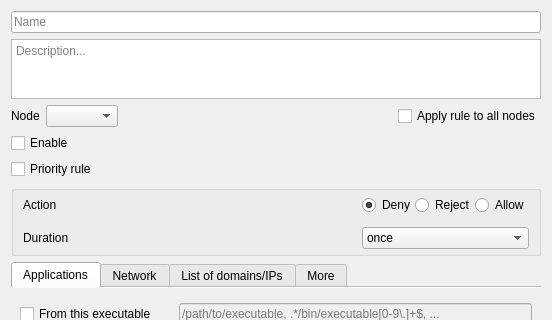
First picture: the form in ui/opensnitch/res/ruleseditor.ui, repository evilsocket/opensnitch, before the edit; both pictures show x 0 to 552 and y 0 to 320 of the 552 by 580 pixel window.
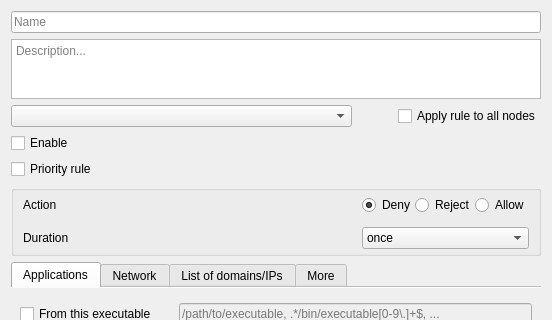
Second picture: the form after the edit. Icons and pictures are not drawn.

Commit message: ui: show nodes widget only when there're multiple nodes

The edit to the form file:
```diff
--- a/ui/opensnitch/res/ruleseditor.ui
+++ b/ui/opensnitch/res/ruleseditor.ui
@@ -1197,13 +1197,6 @@
    </item>
    <item row="2" column="0">
     <layout class="QHBoxLayout" name="horizontalLayout">
-     <item>
-      <widget class="QLabel" name="label_3">
-       <property name="text">
-        <string>Node</string>
-       </property>
-      </widget>
-     </item>
      <item>
       <widget class="QComboBox" name="nodesCombo"/>
      </item>
@@ -1212,6 +1205,9 @@
        <property name="orientation">
         <enum>Qt::Horizontal</enum>
        </property>
+       <property name="sizeType">
+        <enum>QSizePolicy::Maximum</enum>
+       </property>
        <property name="sizeHint" stdset="0">
         <size>
          <width>40</width>
@@ -1222,6 +1218,12 @@
      </item>
      <item>
       <widget class="QCheckBox" name="nodeApplyAllCheck">
+       <property name="sizePolicy">
+        <sizepolicy hsizetype="Maximum" vsizetype="Fixed">
+         <horstretch>0</horstretch>
+         <verstretch>0</verstretch>
+        </sizepolicy>
+       </property>
        <property name="text">
         <string>Apply rule to all nodes</string>
        </property>
```
The commit also changes 6 other files.
